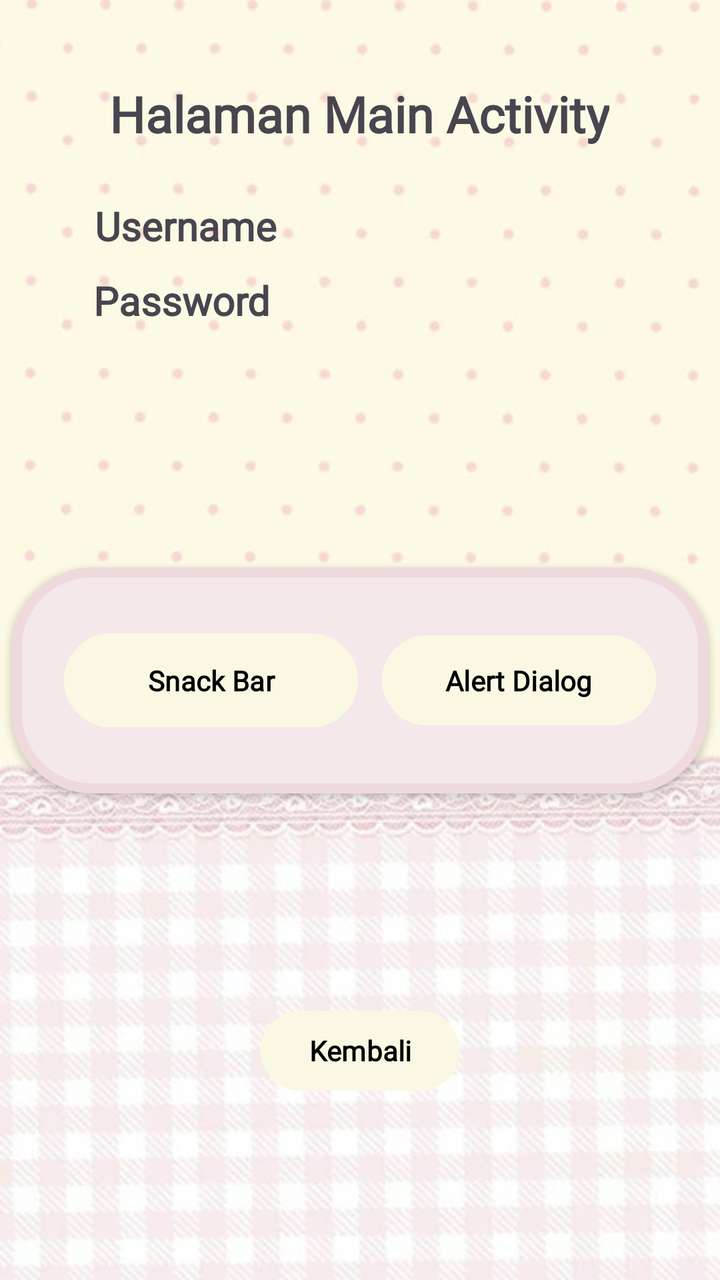
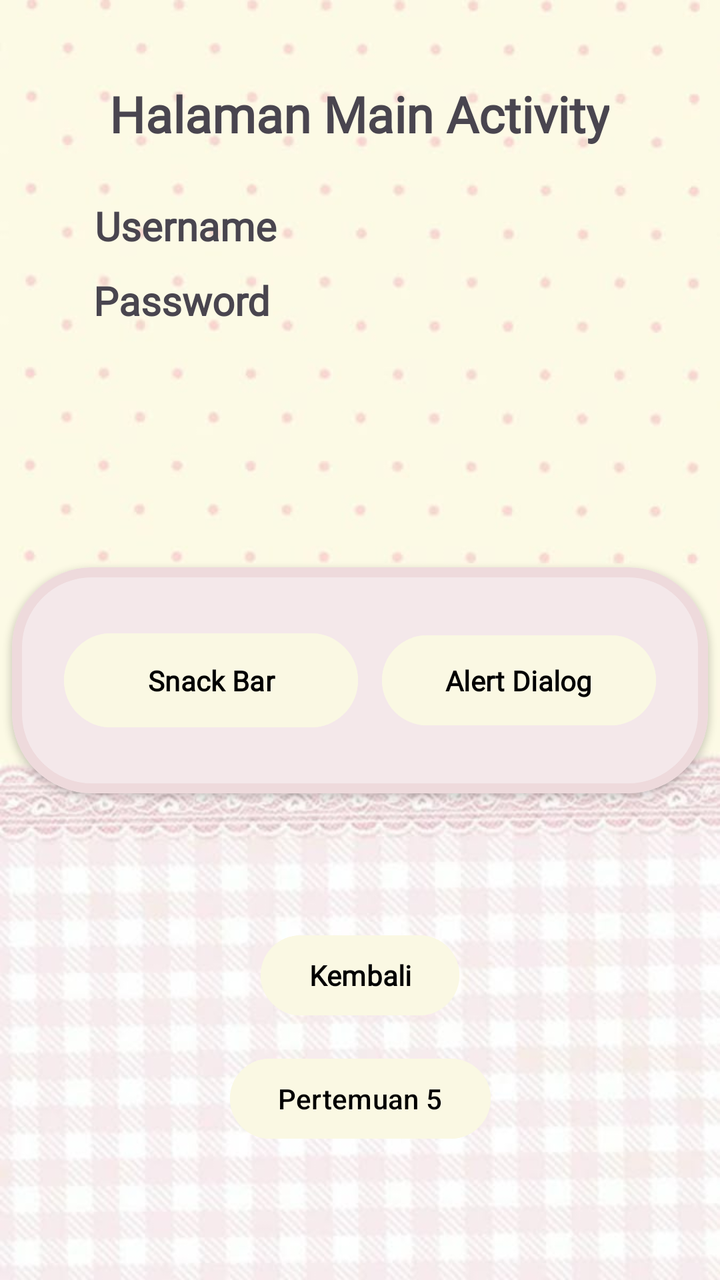

Two renders of the same Android screen: before a commit and after it. Below are the layout's source before the change and the commit's diff.
<!-- AndroidManifest.xml: application theme Theme.Nadini_3TIB -->
<!-- res/layout/activity_main.xml -->
<?xml version="1.0" encoding="utf-8"?>
<androidx.constraintlayout.widget.ConstraintLayout xmlns:android="http://schemas.android.com/apk/res/android"
    xmlns:app="http://schemas.android.com/apk/res-auto"
    xmlns:tools="http://schemas.android.com/tools"
    android:id="@+id/main"
    android:layout_width="match_parent"
    android:layout_height="match_parent"
    android:background="@drawable/background"
    tools:context=".MainActivity">

    <TextView
        android:id="@+id/txtUsername"
        android:layout_width="wrap_content"
        android:layout_height="wrap_content"
        android:fontFamily="@font/font1"
        android:text="Username"
        android:textSize="20dp"
        android:textStyle="bold"
        app:layout_constraintBottom_toBottomOf="parent"
        app:layout_constraintEnd_toEndOf="parent"
        app:layout_constraintHorizontal_bias="0.176"
        app:layout_constraintStart_toStartOf="parent"
        app:layout_constraintTop_toTopOf="parent"
        app:layout_constraintVertical_bias="0.162" />

    <TextView
        android:id="@+id/txtPassword"
        android:layout_width="wrap_content"
        android:layout_height="wrap_content"
        android:fontFamily="@font/font1"
        android:text="Password"
        android:textSize="20dp"
        android:textStyle="bold"
        app:layout_constraintBottom_toBottomOf="parent"
        app:layout_constraintEnd_toEndOf="parent"
        app:layout_constraintHorizontal_bias="0.172"
        app:layout_constraintStart_toStartOf="parent"
        app:layout_constraintTop_toTopOf="parent"
        app:layout_constraintVertical_bias="0.223" />

    <TextView
        android:id="@+id/textView4"
        android:layout_width="wrap_content"
        android:layout_height="wrap_content"
        android:text="Halaman Main Activity"
        android:textSize="25dp"
        android:fontFamily="@font/font1"
        android:textStyle="bold"
        app:layout_constraintBottom_toBottomOf="parent"
        app:layout_constraintEnd_toEndOf="parent"
        app:layout_constraintHorizontal_bias="0.498"
        app:layout_constraintStart_toStartOf="parent"
        app:layout_constraintTop_toTopOf="parent"
        app:layout_constraintVertical_bias="0.066" />

    <com.google.android.material.card.MaterialCardView
        android:id="@+id/materialCardView"
        android:layout_width="348dp"
        android:layout_height="113dp"
        android:layout_marginTop="120dp"
        app:cardBackgroundColor="@color/pink"
        app:cardElevation="2dp"
        app:strokeColor="#EEDADC"
        app:strokeWidth="5dp"
        app:cardCornerRadius="40dp"
        app:layout_constraintEnd_toEndOf="parent"
        app:layout_constraintHorizontal_bias="0.492"
        app:layout_constraintStart_toStartOf="parent"
        app:layout_constraintTop_toBottomOf="@+id/txtPassword">

        <androidx.constraintlayout.widget.ConstraintLayout
            android:layout_width="match_parent"
            android:layout_height="match_parent"
            android:layout_margin="10dp">

            <Button
                android:id="@+id/btnSnackBar"
                android:layout_width="147dp"
                android:layout_height="55dp"
                android:backgroundTint="#FAF8E3"
                android:fontFamily="@font/font1"
                android:text="Snack Bar"
                android:textColor="@color/black"
                android:textStyle="bold"
                app:layout_constraintBottom_toBottomOf="parent"
                app:layout_constraintEnd_toEndOf="parent"
                app:layout_constraintHorizontal_bias="0.088"
                app:layout_constraintStart_toStartOf="parent"
                app:layout_constraintTop_toTopOf="parent" />

            <Button
                android:id="@+id/btnAlertDialog"
                android:layout_width="137dp"
                android:layout_height="53dp"
                android:backgroundTint="#FAF8E3"
                android:fontFamily="@font/font1"
                android:text="Alert Dialog"
                android:textColor="@color/black"
                android:textStyle="bold"
                app:layout_constraintBottom_toBottomOf="parent"
                app:layout_constraintEnd_toEndOf="parent"
                app:layout_constraintHorizontal_bias="0.916"
                app:layout_constraintStart_toStartOf="parent"
                app:layout_constraintTop_toTopOf="parent" />

        </androidx.constraintlayout.widget.ConstraintLayout>
    </com.google.android.material.card.MaterialCardView>

    <Button
        android:id="@+id/btnKembali"
        android:layout_width="wrap_content"
        android:layout_height="wrap_content"
        android:backgroundTint="#FAF8E3"
        android:fontFamily="@font/font1"
        android:text="Kembali"
        android:textColor="@color/black"
        android:textStyle="bold"
        app:layout_constraintBottom_toBottomOf="parent"
        app:layout_constraintEnd_toEndOf="parent"
        app:layout_constraintStart_toStartOf="parent"
        app:layout_constraintTop_toTopOf="parent"
        app:layout_constraintVertical_bias="0.847" />

</androidx.constraintlayout.widget.ConstraintLayout>
<!-- resources referenced by this layout -->
<resources>
  <color name="black">#FF000000</color>
  <color name="pink">#F4E8EA</color>
  <!-- drawable background: jpg bitmap (drawable, 39170 bytes) -->
  <style name="Theme.Nadini_3TIB" parent="Base.Theme.Nadini_3TIB" />
  <style name="Base.Theme.Nadini_3TIB" parent="Theme.Material3.DayNight.NoActionBar">
          
          
      </style>
</resources>

<!-- the commit's change to res/layout/activity_main.xml (unified diff, before → after) -->
@@ -119,6 +119,20 @@
         app:layout_constraintEnd_toEndOf="parent"
         app:layout_constraintStart_toStartOf="parent"
         app:layout_constraintTop_toTopOf="parent"
-        app:layout_constraintVertical_bias="0.847" />
+        app:layout_constraintVertical_bias="0.783" />
+
+    <Button
+        android:id="@+id/btnToLima"
+        android:layout_width="wrap_content"
+        android:layout_height="wrap_content"
+        android:layout_marginTop="12dp"
+        android:text="Pertemuan 5"
+        android:backgroundTint="#FAF8E3"
+        android:textColor="@color/black"
+        app:layout_constraintBottom_toBottomOf="parent"
+        app:layout_constraintEnd_toEndOf="parent"
+        app:layout_constraintStart_toStartOf="parent"
+        app:layout_constraintTop_toBottomOf="@+id/btnKembali"
+        app:layout_constraintVertical_bias="0.022" />
 
 </androidx.constraintlayout.widget.ConstraintLayout>
